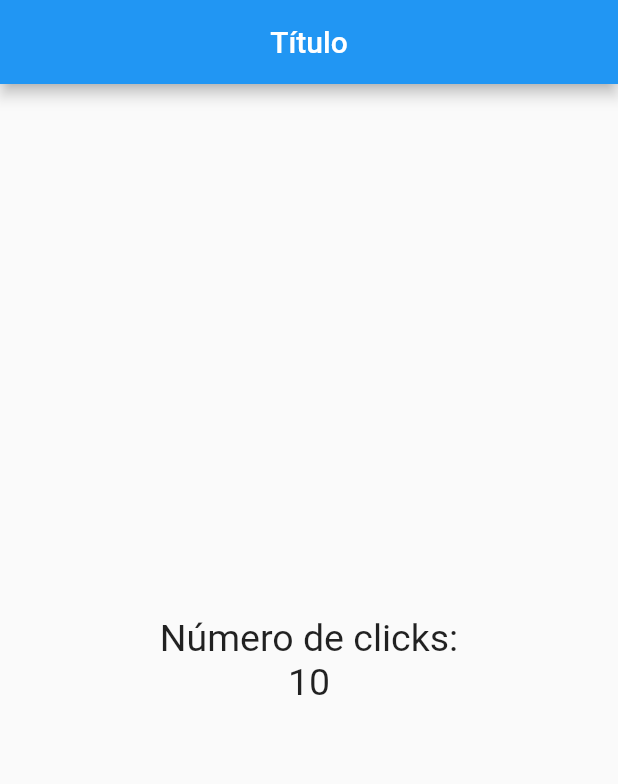
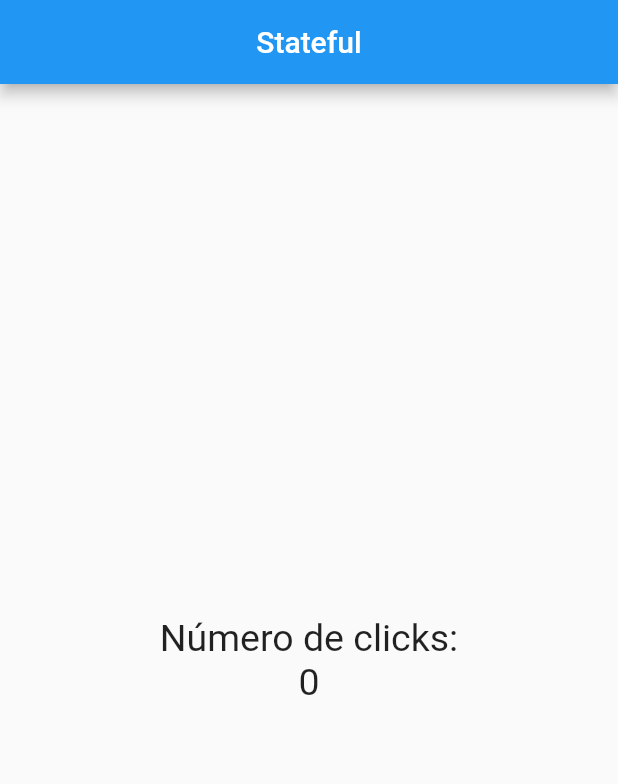
Before and after one commit to michaelrondon27/curso_flutter, a Flutter app: the screen it shows after launch, on a phone screen of 412 x 824 dp. Shown: the top 784 px of the screen. Run offline on Flutter 3.47's test engine with Material 2 defaults, Android fonts, the phone set to English and light mode, and no system bars.

Commit message:
51. StatefulWidget

```diff
--- a/contador/lib/src/app.dart
+++ b/contador/lib/src/app.dart
@@ -1,13 +1,16 @@
 import 'package:flutter/material.dart';
 
-import 'package:contador/src/pages/home_page.dart';
+import 'package:contador/src/pages/contador_page.dart';
+// import 'package:contador/src/pages/home_page.dart';
 
 class MyApp extends StatelessWidget {
   @override
   Widget build( context ) {
     return MaterialApp(
+      debugShowCheckedModeBanner: false,
       home: Center(
-        child: HomePage()
+        // child: HomePage(),
+        child: ContadorPage()
       )
     );
   }
--- /dev/null
+++ b/contador/lib/src/pages/contador_page.dart
@@ -0,0 +1,39 @@
+import 'package:flutter/material.dart';
+
+class ContadorPage extends StatefulWidget {
+  @override
+  createState() => _ContadorPageState();
+}
+
+class _ContadorPageState extends State<ContadorPage> {
+  final _estiloTexto = new TextStyle(fontSize: 25);
+
+  int _conteo = 0;
+
+  @override
+  Widget build(BuildContext context) {
+    return Scaffold(
+      appBar: AppBar(
+        centerTitle: true,
+        title: Text('Stateful'),
+      ),
+      body: Center(
+        child: Column(
+          children: [
+            Text('Número de clicks:', style: _estiloTexto),
+            Text('$_conteo', style: _estiloTexto),
+          ],
+          mainAxisAlignment: MainAxisAlignment.center,
+        )
+      ),
+      floatingActionButton: FloatingActionButton(
+        child: Icon( Icons.add ),
+        onPressed: () {
+          setState(() {
+            _conteo++;
+          });
+        },
+      ),
+    );
+  }
+}
```
